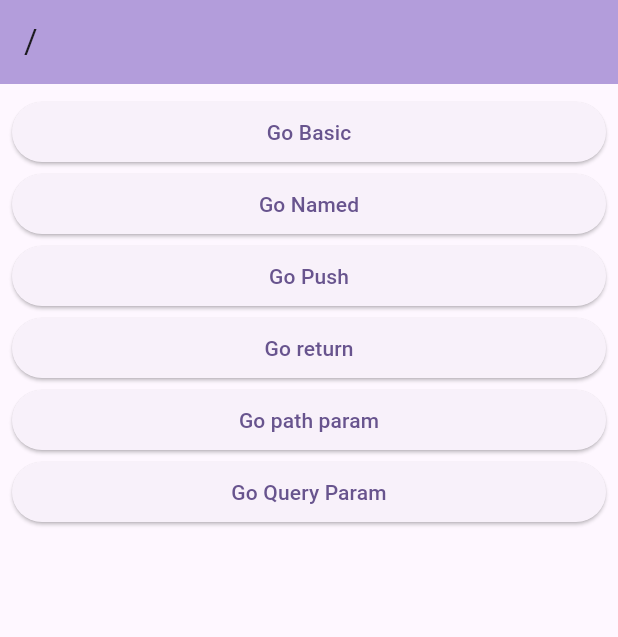
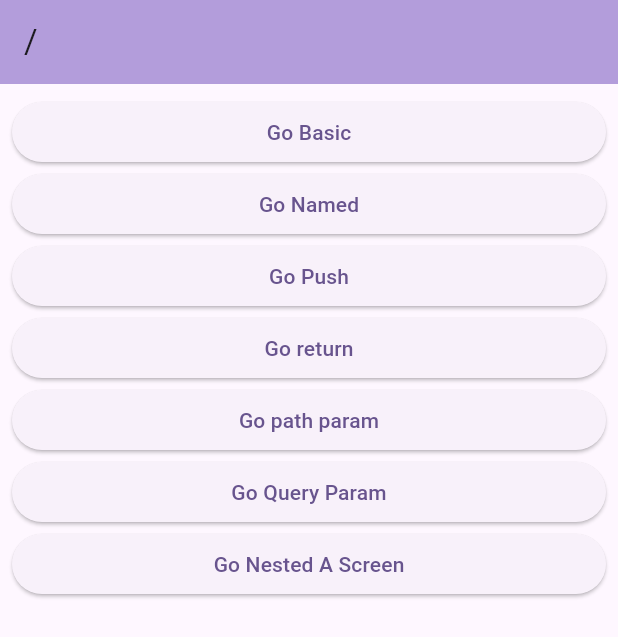
Before and after one commit to rldnd/flutter_go_router_v7, a Flutter app: the screen it shows after launch, on a phone screen of 412 x 824 dp. Shown: the top 637 px of the screen. Run offline on Flutter 3.47's test engine with Material 2 defaults, Android fonts, the phone set to English and light mode, and no system bars; our stand-ins replace flutter_riverpod, go_router.

Commit message:
feat: shell router

```diff
--- a/lib/route/router.dart
+++ b/lib/route/router.dart
@@ -1,3 +1,5 @@
+import 'package:flutter_go_router_v7/screen/eighth_nested_child_screen.dart';
+import 'package:flutter_go_router_v7/screen/eighth_nested_screen.dart';
 import 'package:flutter_go_router_v7/screen/fifth_pop_return_screen.dart';
 import 'package:flutter_go_router_v7/screen/first_basic_screen.dart';
 import 'package:flutter_go_router_v7/screen/forth_pop_base_screen.dart';
@@ -51,6 +53,33 @@ final router = GoRouter(
           path: 'query_param',
           builder: (context, state) => QueryParameterScreen(),
         ),
+        ShellRoute(
+          builder: (context, state, child) {
+            return NestedScreen(
+              child: child,
+            );
+          },
+          routes: [
+            GoRoute(
+              path: 'nested/a',
+              builder: (context, state) => NestedChildScreen(
+                routeName: '/nested/a',
+              ),
+            ),
+            GoRoute(
+              path: 'nested/b',
+              builder: (context, state) => NestedChildScreen(
+                routeName: '/nested/b',
+              ),
+            ),
+            GoRoute(
+              path: 'nested/c',
+              builder: (context, state) => NestedChildScreen(
+                routeName: '/nested/c',
+              ),
+            ),
+          ],
+        ),
       ],
     ),
   ],
--- a/lib/screen/root_screen.dart
+++ b/lib/screen/root_screen.dart
@@ -47,6 +47,12 @@ class RootScreen extends ConsumerWidget {
             },
             child: const Text('Go Query Param'),
           ),
+          ElevatedButton(
+            onPressed: () {
+              context.go('/nested/a');
+            },
+            child: const Text('Go Nested A Screen'),
+          ),
         ],
       ),
     );
```
Also changed, not shown: lib/screen/eighth_nested_child_screen.dart (added, +14 -0 lines), lib/screen/eighth_nested_screen.dart (added, +55 -0 lines).
